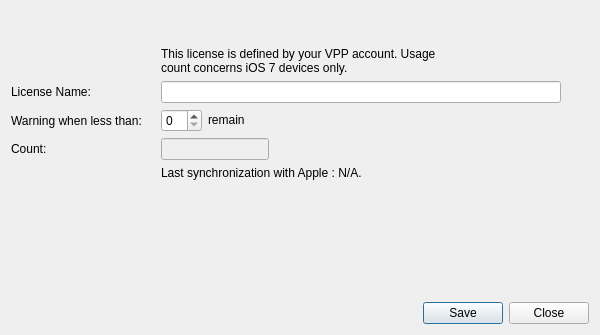
This is FWAdminLib/vppv2/VPPLicenseDlg.ui in fw-dev/translations as Qt 5 draws it before an edit. The edited form follows.
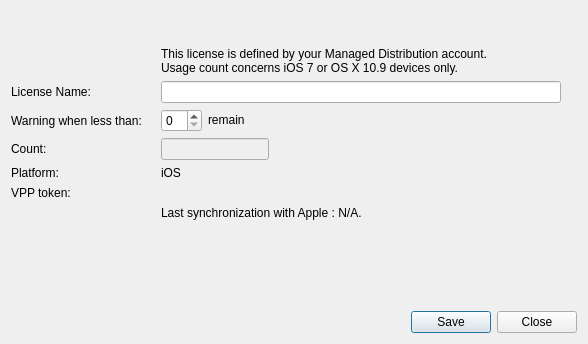
This is the edited form.

Patch:
```diff
--- a/FWAdminLib/vppv2/VPPLicenseDlg.ui
+++ b/FWAdminLib/vppv2/VPPLicenseDlg.ui
@@ -6,8 +6,8 @@
    <rect>
     <x>0</x>
     <y>0</y>
-    <width>600</width>
-    <height>335</height>
+    <width>588</width>
+    <height>344</height>
    </rect>
   </property>
   <property name="windowTitle">
@@ -78,12 +78,13 @@
        </property>
        <property name="minimumSize">
         <size>
-         <width>300</width>
+         <width>400</width>
          <height>0</height>
         </size>
        </property>
        <property name="text">
-        <string>This license is defined by your VPP account. Usage count concerns iOS 7 devices only.</string>
+        <string>This license is defined by your Managed Distribution account.
+Usage count concerns iOS 7 or OS X 10.9 devices only.</string>
        </property>
        <property name="alignment">
         <set>Qt::AlignBottom|Qt::AlignLeading|Qt::AlignLeft</set>
@@ -93,7 +94,7 @@
        </property>
       </widget>
      </item>
-     <item row="1" column="0">
+     <item row="3" column="0">
       <widget class="QLabel" name="label">
        <property name="sizePolicy">
         <sizepolicy hsizetype="Fixed" vsizetype="Preferred">
@@ -106,7 +107,7 @@
        </property>
       </widget>
      </item>
-     <item row="1" column="1">
+     <item row="3" column="1">
       <widget class="QLineEdit" name="name">
        <property name="sizePolicy">
         <sizepolicy hsizetype="Preferred" vsizetype="Fixed">
@@ -134,7 +135,7 @@
        </property>
       </widget>
      </item>
-     <item row="2" column="0">
+     <item row="4" column="0">
       <widget class="QLabel" name="label_5">
        <property name="sizePolicy">
         <sizepolicy hsizetype="Fixed" vsizetype="Preferred">
@@ -147,7 +148,7 @@
        </property>
       </widget>
      </item>
-     <item row="2" column="1">
+     <item row="4" column="1">
       <layout class="QHBoxLayout" name="horizontalLayout">
        <item>
         <widget class="QSpinBox" name="watermark"/>
@@ -167,7 +168,7 @@
        </item>
       </layout>
      </item>
-     <item row="3" column="0">
+     <item row="5" column="0">
       <widget class="QLabel" name="label_2">
        <property name="sizePolicy">
         <sizepolicy hsizetype="Fixed" vsizetype="Preferred">
@@ -180,7 +181,7 @@
        </property>
       </widget>
      </item>
-     <item row="3" column="1">
+     <item row="5" column="1">
       <widget class="QLineEdit" name="count">
        <property name="enabled">
         <bool>false</bool>
@@ -193,20 +194,47 @@
        </property>
       </widget>
      </item>
-     <item row="4" column="1">
+     <item row="6" column="0">
+      <widget class="QLabel" name="label_4">
+       <property name="text">
+        <string>Platform:</string>
+       </property>
+      </widget>
+     </item>
+     <item row="6" column="1">
+      <widget class="QLabel" name="platform">
+       <property name="text">
+        <string>iOS</string>
+       </property>
+      </widget>
+     </item>
+     <item row="7" column="0">
+      <widget class="QLabel" name="label_7">
+       <property name="text">
+        <string>VPP token:</string>
+       </property>
+      </widget>
+     </item>
+     <item row="7" column="1">
+      <widget class="QLabel" name="tokenName">
+       <property name="minimumSize">
+        <size>
+         <width>10</width>
+         <height>0</height>
+        </size>
+       </property>
+       <property name="text">
+        <string/>
+       </property>
+      </widget>
+     </item>
+     <item row="9" column="1">
       <widget class="QLabel" name="lastSyncWithApple">
        <property name="text">
         <string>Last synchronization with Apple : N/A.</string>
        </property>
       </widget>
      </item>
-     <item row="5" column="1">
-      <widget class="QLabel" name="last_sync">
-       <property name="text">
-        <string/>
-       </property>
-      </widget>
-     </item>
     </layout>
    </item>
    <item>
```
Left out of the diff: 4 changed lines with no effect on the pictures.
